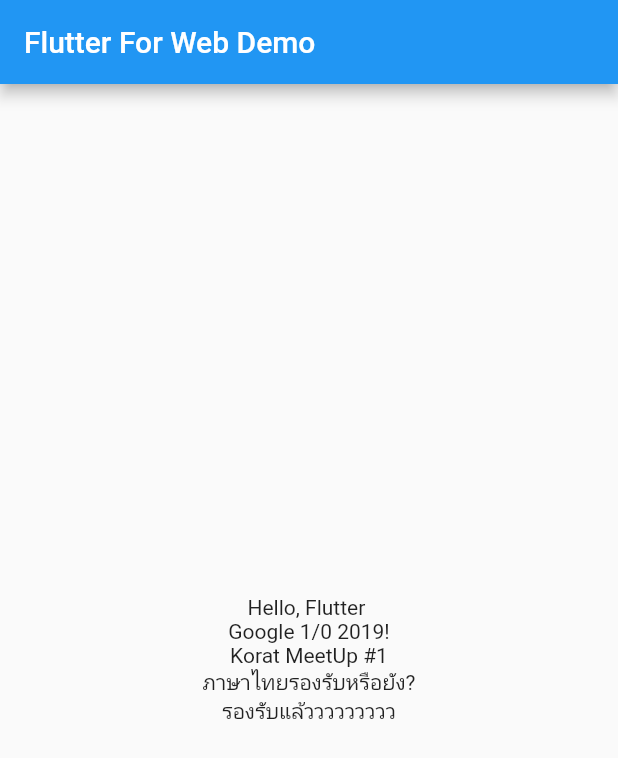
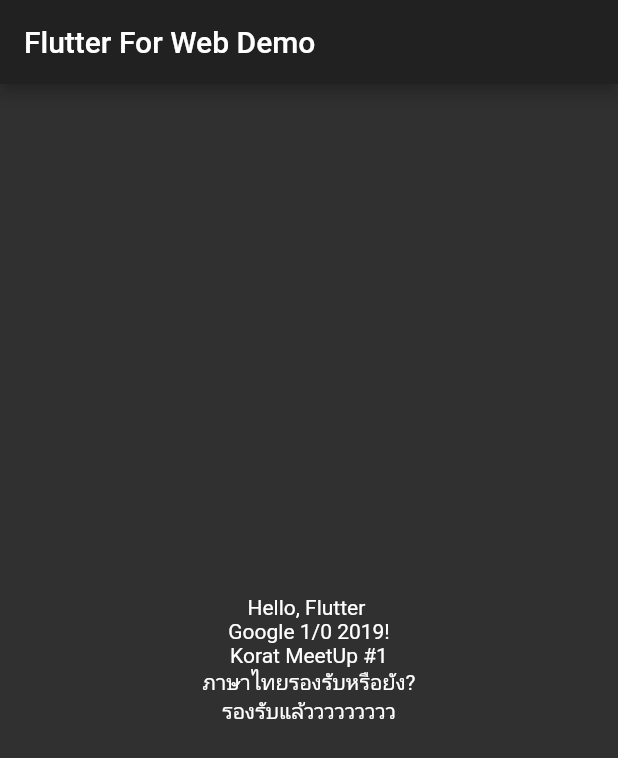
Before and after one commit to 3lVv0w/hello_world_flutter_web, a Flutter app: the screen it shows after launch, on a phone screen of 412 x 824 dp. Shown: the top 758 px of the screen. Run offline on Flutter 3.47's test engine with Material 2 defaults, Android fonts, the phone set to English and light mode, and no system bars; missing offline and left inert: flutter_web.

Commit message:
add theme dark

```diff
--- a/lib/launcher.dart
+++ b/lib/launcher.dart
@@ -6,8 +6,8 @@
   Widget build(BuildContext context) {
     return MaterialApp(
       title: 'Google 1/0 2019',
-      // theme: ThemeData.dark(),
-      theme: ThemeData.light(),
+      theme: ThemeData.dark(),
+      // theme: ThemeData.light(),
       home: HomePage(title: 'Flutter For Web Demo'),
       debugShowCheckedModeBanner: false,
     );
```
